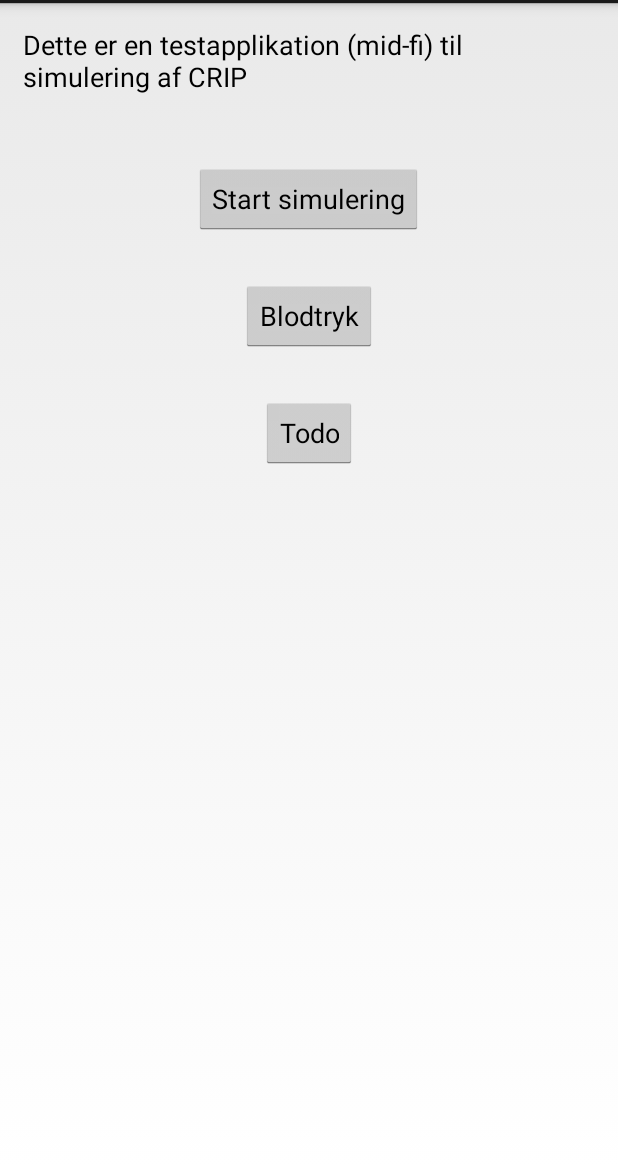
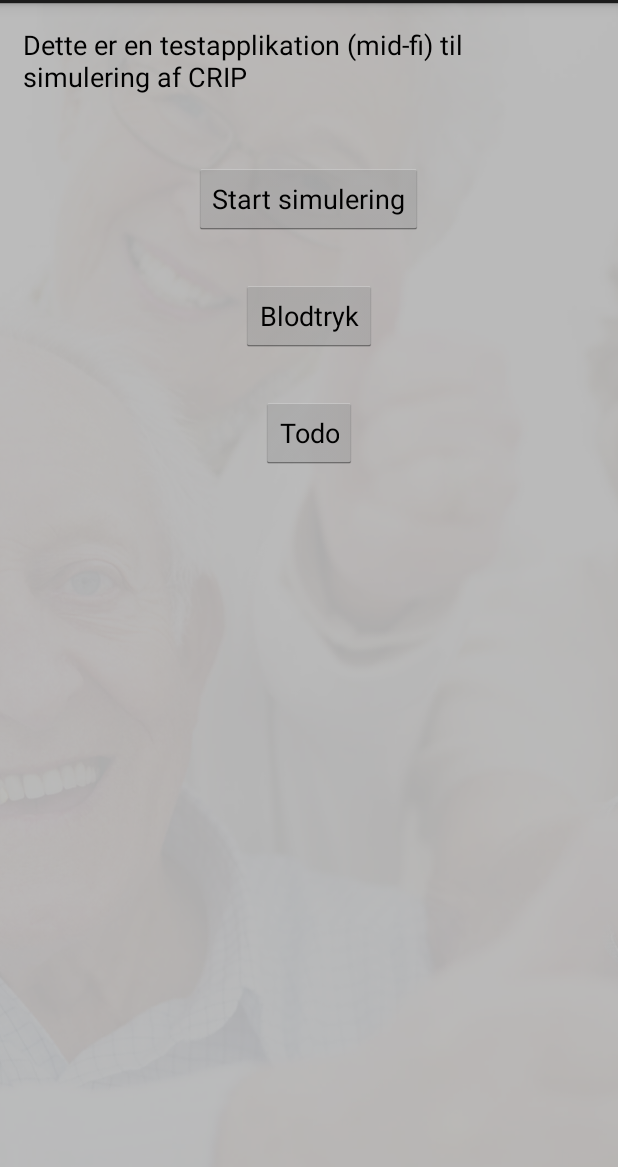
Before and after one commit to mrjensen/BFIS, an Android app: the screen it shows after launch (MainActivity), on a phone screen of 412 x 824 dp, the part 69-1236 px from its top. Run offline under Robolectric (Android 15) with nearby library versions, the phone set to English and light mode, and no system bars.

Commit message:
Background on startpage

```diff
--- a/BFIS/src/main/res/layout/activity_main.xml
+++ b/BFIS/src/main/res/layout/activity_main.xml
@@ -2,7 +2,8 @@
 
 <LinearLayout xmlns:android="http://schemas.android.com/apk/res/android"
     android:orientation="vertical" android:layout_width="match_parent"
-    android:layout_height="match_parent">
+    android:layout_height="match_parent"
+    android:background="@drawable/login_background">
 
 
 
```
